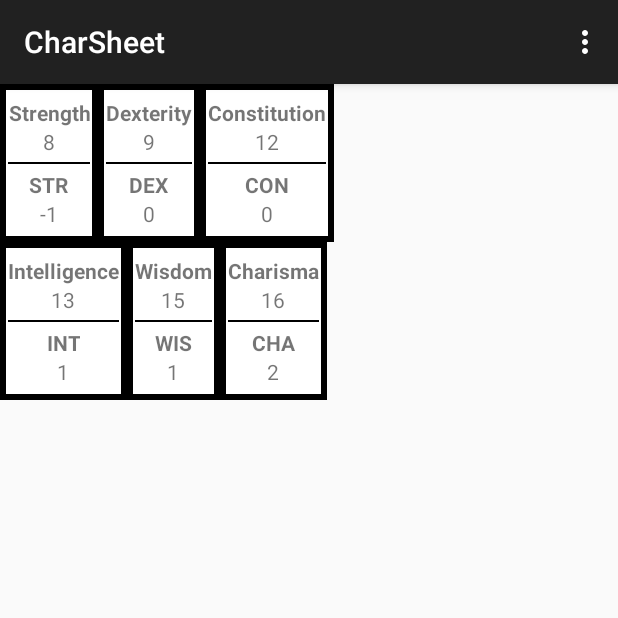
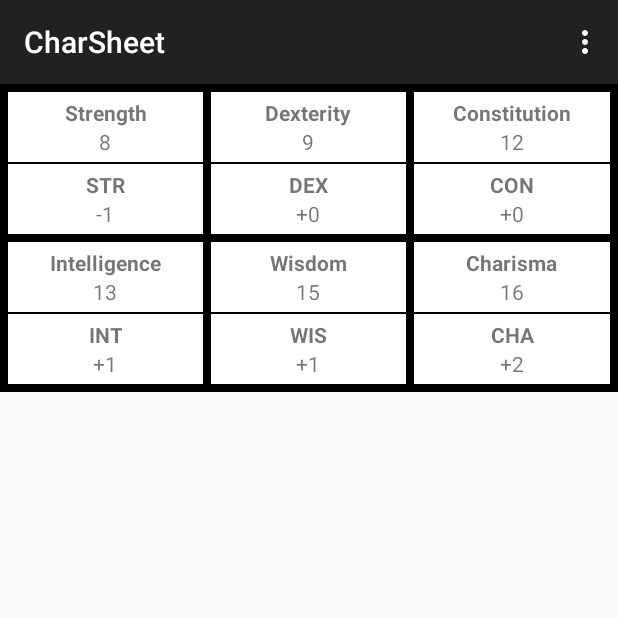
Before and after one commit to aniketschneider/dw-charsheet, an Android app: the screen it shows after launch (MainActivity), on a phone screen of 412 x 824 dp, the top half of it. Run offline under Robolectric (Android 15) with nearby library versions, the phone set to English and light mode, and no system bars.

Commit message:
Custom xml attributes for AbilityScoreView

```diff
--- a/app/src/main/java/personal/aschneider/charsheet/AbilityScoreView.java
+++ b/app/src/main/java/personal/aschneider/charsheet/AbilityScoreView.java
@@ -1,6 +1,7 @@
 package personal.aschneider.charsheet;
 
 import android.content.Context;
+import android.content.res.TypedArray;
 import android.util.AttributeSet;
 import android.view.LayoutInflater;
 import android.widget.LinearLayout;
@@ -10,6 +11,7 @@ import android.widget.TextView;
  * Created by aschneider on 10/27/14.
  */
 public class AbilityScoreView extends LinearLayout {
+    //TODO: awkward to store mutable abilityScore object here
     private AbilityScore abilityScore;
 
     private TextView abilityNameView;
@@ -18,27 +20,34 @@ public class AbilityScoreView extends LinearLayout {
     private TextView abilityScoreView;
     private TextView abilityModView;
 
-    public AbilityScoreView(Context context, AttributeSet attrs, AbilityScore abilityScore) {
-        super(context, attrs);
-        inflateViews(context);
-
-        this.abilityScore = abilityScore;
-        updateViews();
-    }
-
     public AbilityScoreView(Context context) {
         super(context);
         inflateViews(context);
+        // TODO: what should happen here?
+    }
+
+    public AbilityScoreView(Context context, AttributeSet attrs, int defStyle) {
+        super(context, attrs, defStyle);
+        inflateViews(context);
+
+        readAttributes(context, attrs);
     }
 
     public AbilityScoreView(Context context, AttributeSet attrs) {
         super(context, attrs);
         inflateViews(context);
+
+        readAttributes(context, attrs);
     }
 
-    public AbilityScoreView(Context context, AttributeSet attrs, int defStyle) {
-        super(context, attrs, defStyle);
-        inflateViews(context);
+    private void readAttributes(Context context, AttributeSet attrs) {
+        TypedArray a = context.obtainStyledAttributes(attrs, R.styleable.AbilityScoreView);
+        String longName = a.getString(R.styleable.AbilityScoreView_statName);
+        if (longName == null) longName = "REPLACE";
+        Integer score = a.getInteger(R.styleable.AbilityScoreView_score, 1);
+        a.recycle();
+
+        setAbilityScore(new AbilityScore(longName, score));
     }
 
     public void setAbilityScore(AbilityScore abilityScore) {
@@ -65,6 +74,13 @@ public class AbilityScoreView extends LinearLayout {
         abilityNameView.setText(abilityScore.getLongName());
         abilityScoreView.setText(Integer.valueOf(abilityScore.getValue()).toString());
         abilityModNameView.setText(abilityScore.getShortName());
-        abilityModView.setText(Integer.valueOf(abilityScore.getModifier()).toString());
+        Integer mod = Integer.valueOf(abilityScore.getModifier());
+        String modString;
+        if (mod >= 0) {
+            modString = "+" + mod.toString();
+        } else {
+            modString = mod.toString();
+        }
+        abilityModView.setText(modString);
     }
 }
--- a/app/src/main/res/layout/fragment_ability_scores.xml
+++ b/app/src/main/res/layout/fragment_ability_scores.xml
@@ -1,51 +1,93 @@
 <?xml version="1.0" encoding="utf-8"?>
 <LinearLayout xmlns:android="http://schemas.android.com/apk/res/android"
+    xmlns:my="http://schemas.android.com/apk/res-auto"
+
     android:id="@+id/abilityContainer"
-    android:layout_width="wrap_content"
+    android:layout_width="match_parent"
     android:layout_height="wrap_content"
     android:orientation="vertical" >
 
     <LinearLayout
         android:orientation="horizontal"
         android:layout_width="match_parent"
-        android:layout_height="wrap_content">
+        android:layout_height="wrap_content"
+        android:background="#ff000000">
 
         <view
-            android:layout_width="wrap_content"
+            my:score="16"
+            my:statName="Strength"
+            android:layout_width="0dp"
             android:layout_height="wrap_content"
             class="personal.aschneider.charsheet.AbilityScoreView"
-            android:id="@+id/strWidget" />
+            android:id="@+id/strWidget"
+            android:layout_weight="1"
+            android:background="#ffffffff"
+            android:layout_marginLeft="5dp"
+            android:layout_marginTop="5dp"
+            android:layout_marginBottom="5dp"/>
         <view
-            android:layout_width="wrap_content"
+            my:score="15"
+            my:statName="Dexterity"
+            android:layout_width="0dp"
             android:layout_height="wrap_content"
             class="personal.aschneider.charsheet.AbilityScoreView"
-            android:id="@+id/dexWidget" />
+            android:id="@+id/dexWidget"
+            android:layout_weight="1"
+            android:background="#ffffffff"
+            android:layout_margin="5dp" />
         <view
-            android:layout_width="wrap_content"
+            my:score="13"
+            my:statName="Constitution"
+            android:layout_width="0dp"
             android:layout_height="wrap_content"
             class="personal.aschneider.charsheet.AbilityScoreView"
-            android:id="@+id/conWidget" />
+            android:id="@+id/conWidget"
+            android:layout_weight="1"
+            android:background="#ffffffff"
+            android:layout_marginRight="5dp"
+            android:layout_marginTop="5dp"
+            android:layout_marginBottom="5dp" />
     </LinearLayout>
 
     <LinearLayout
         android:orientation="horizontal"
-        android:layout_width="fill_parent"
-        android:layout_height="fill_parent">
+        android:layout_width="match_parent"
+        android:layout_height="wrap_content"
+        android:background="#ff000000">
 
         <view
-            android:layout_width="wrap_content"
+            my:score="12"
+            my:statName="Intelligence"
+            android:layout_width="0dp"
             android:layout_height="wrap_content"
             class="personal.aschneider.charsheet.AbilityScoreView"
-            android:id="@+id/intWidget" />
+            android:id="@+id/intWidget"
+            android:layout_weight="1"
+            android:background="#ffffffff"
+            android:layout_marginLeft="5dp"
+            android:layout_marginRight="5dp"
+            android:layout_marginBottom="5dp" />
         <view
-            android:layout_width="wrap_content"
+            my:score="9"
+            my:statName="Wisdom"
+            android:layout_width="0dp"
             android:layout_height="wrap_content"
             class="personal.aschneider.charsheet.AbilityScoreView"
-            android:id="@+id/wisWidget" />
+            android:id="@+id/wisWidget"
+            android:layout_weight="1"
+            android:background="#ffffffff"
+            android:layout_marginBottom="5dp" />
         <view
-            android:layout_width="wrap_content"
+            my:score="8"
+            my:statName="Charisma"
+            android:layout_width="0dp"
             android:layout_height="wrap_content"
             class="personal.aschneider.charsheet.AbilityScoreView"
-            android:id="@+id/chaWidget" />
+            android:id="@+id/chaWidget"
+            android:layout_weight="1"
+            android:background="#ffffffff"
+            android:layout_marginRight="5dp"
+            android:layout_marginLeft="5dp"
+            android:layout_marginBottom="5dp" />
     </LinearLayout>
 </LinearLayout>
--- a/app/src/main/res/layout/widget_ability_score.xml
+++ b/app/src/main/res/layout/widget_ability_score.xml
@@ -4,10 +4,10 @@
     android:layout_width="match_parent"
     android:layout_height="wrap_content"
     android:orientation="vertical"
+    android:layout_weight="1" >
+<!--
     android:background="@drawable/rectangle_border"
-    android:padding="5dp"
-    android:layout_weight="1" >
-
+    android:padding="5dp" -->
     <TextView
         android:id="@+id/abilityNameView"
         android:layout_width="wrap_content"
--- /dev/null
+++ b/app/src/main/res/values/attrs.xml
@@ -0,0 +1,7 @@
+<?xml version="1.0" encoding="utf-8"?>
+<resources>
+    <declare-styleable name="AbilityScoreView">
+        <attr name="statName" format="string" />
+        <attr name="score" format="integer" />
+    </declare-styleable>
+</resources>
```
